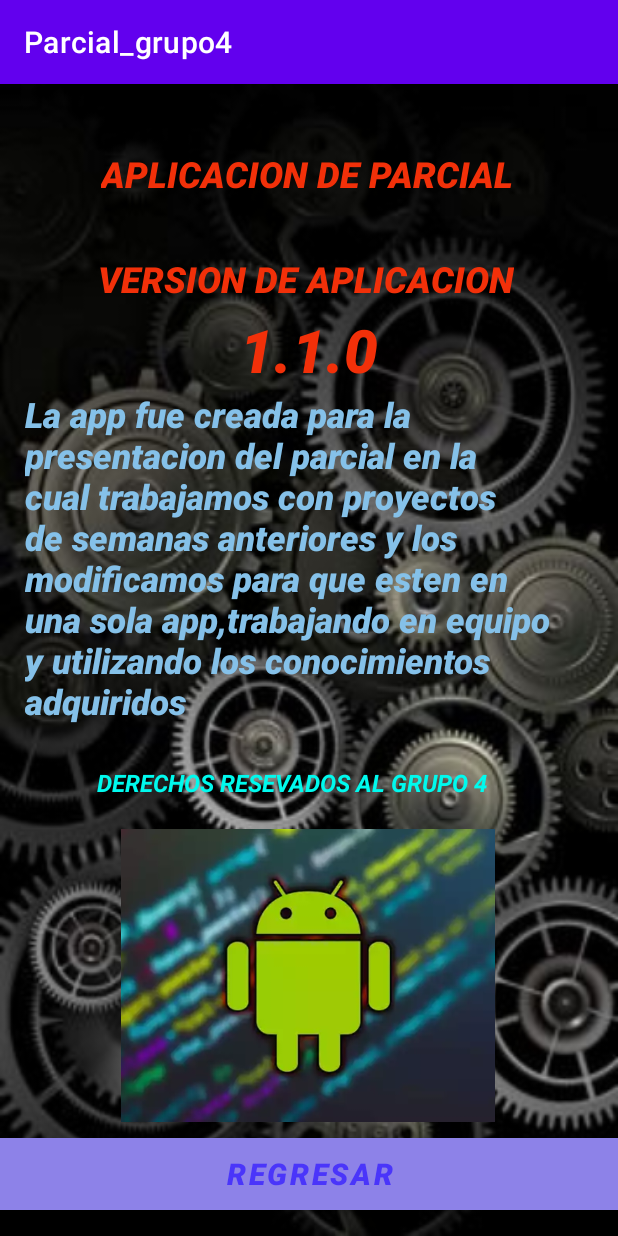
After one commit to Estela25/parcial_grupo_4, an Android app: the Acerca_de screen opened directly, with no data from a screen before it, on a phone screen of 412 x 824 dp. The commit adds this screen. Run offline under Robolectric (Android 15) with nearby library versions, the phone set to English and light mode, and no system bars.

Commit message:
diseño y personalizacion 2

```diff
--- a/app/src/main/AndroidManifest.xml
+++ b/app/src/main/AndroidManifest.xml
@@ -1,9 +1,10 @@
 <?xml version="1.0" encoding="utf-8"?>
 <manifest xmlns:android="http://schemas.android.com/apk/res/android"
     package="com.example.parcial_grupo4">
+
     <uses-feature
         android:name="android.hardware.sensor.accelerometer"
-        android:required="true"/>
+        android:required="true" />
 
     <application
         android:allowBackup="true"
@@ -12,6 +13,9 @@
         android:roundIcon="@mipmap/ic_launcher_round"
         android:supportsRtl="true"
         android:theme="@style/Theme.Parcial_grupo4">
+        <activity
+            android:name=".Acerca_de"
+            android:exported="false" />
         <activity
             android:name=".Recibir_datos"
             android:exported="false" />
--- /dev/null
+++ b/app/src/main/java/com/example/parcial_grupo4/Acerca_de.java
@@ -0,0 +1,21 @@
+package com.example.parcial_grupo4;
+
+import androidx.appcompat.app.AppCompatActivity;
+
+import android.content.Intent;
+import android.os.Bundle;
+import android.view.View;
+
+public class Acerca_de extends AppCompatActivity {
+
+    @Override
+    protected void onCreate(Bundle savedInstanceState) {
+        super.onCreate(savedInstanceState);
+        setContentView(R.layout.activity_acerca_de);
+    }
+
+    public void regresar(View view) {
+        Intent volver = new Intent(this, MainActivity.class);
+        startActivity(volver);
+    }
+}
--- a/app/src/main/java/com/example/parcial_grupo4/Aproximidad.java
+++ b/app/src/main/java/com/example/parcial_grupo4/Aproximidad.java
@@ -1,6 +1,4 @@
 package com.example.parcial_grupo4;
-
-import androidx.appcompat.app.AppCompatActivity;
 
 import android.content.Intent;
 import android.os.Bundle;
@@ -8,8 +6,11 @@ import android.hardware.SensorEvent;
 import android.hardware.SensorEventListener;
 import android.hardware.SensorManager;
 import android.view.View;
+import android.widget.Button;
 import android.widget.TextView;
+import androidx.appcompat.app.AppCompatActivity;
 import android.graphics.Color;
+
 
 public class Aproximidad extends AppCompatActivity {
 
@@ -20,7 +21,7 @@ public class Aproximidad extends AppCompatActivity {
     @Override
     protected void onCreate(Bundle savedInstanceState) {
         super.onCreate(savedInstanceState);
-        setContentView(R.layout.activity_aproximidad);
+        setContentView(R.layout.activity_main);
 
         final TextView texto = (TextView)findViewById(R.id.tvSensor);
 
@@ -43,8 +44,9 @@ public class Aproximidad extends AppCompatActivity {
             public void onAccuracyChanged(android.hardware.Sensor sensor, int i) {
 
             }
+
         };
-        start();
+
     }
     public void start(){
         sensorManager.registerListener(sensorEventListener,Sensor,2000*1000);
@@ -52,7 +54,6 @@ public class Aproximidad extends AppCompatActivity {
     public void stop(){
         sensorManager.unregisterListener(sensorEventListener);
     }
-
     @Override
     protected void onPause(){
         stop();
@@ -63,9 +64,5 @@ public class Aproximidad extends AppCompatActivity {
         start();
         super.onResume();
     }
-    public void regresar(View view){
-        Intent volver = new Intent(this,MainActivity.class);
-        startActivity(volver);
-    }
 
 }
--- a/app/src/main/java/com/example/parcial_grupo4/MainActivity.java
+++ b/app/src/main/java/com/example/parcial_grupo4/MainActivity.java
@@ -38,4 +38,8 @@ public class MainActivity extends AppCompatActivity {
         Intent aprox = new Intent(this,Aproximidad.class);
         startActivity(aprox);
     }
+    public void acerca_de(View view){
+        Intent acerca = new Intent(this,Acerca_de.class);
+        startActivity(acerca);
+    }
 }
--- /dev/null
+++ b/app/src/main/res/layout/activity_acerca_de.xml
@@ -0,0 +1,119 @@
+<?xml version="1.0" encoding="utf-8"?>
+<androidx.constraintlayout.widget.ConstraintLayout xmlns:android="http://schemas.android.com/apk/res/android"
+    xmlns:app="http://schemas.android.com/apk/res-auto"
+    xmlns:tools="http://schemas.android.com/tools"
+    android:layout_width="match_parent"
+    android:layout_height="match_parent"
+    android:background="@drawable/parte9"
+    tools:context=".Acerca_de">
+
+    <TextView
+        android:id="@+id/textView5"
+        android:layout_width="wrap_content"
+        android:layout_height="wrap_content"
+        android:fontFamily="sans-serif-black"
+        android:text="@string/app"
+        android:textColor="@color/lojo"
+        android:textSize="24sp"
+        android:textStyle="bold|italic"
+        app:layout_constraintBottom_toBottomOf="parent"
+        app:layout_constraintEnd_toEndOf="parent"
+        app:layout_constraintHorizontal_bias="0.492"
+        app:layout_constraintStart_toStartOf="parent"
+        app:layout_constraintTop_toTopOf="parent"
+        app:layout_constraintVertical_bias="0.059" />
+
+    <TextView
+        android:id="@+id/textView6"
+        android:layout_width="wrap_content"
+        android:layout_height="wrap_content"
+        android:fontFamily="sans-serif-black"
+        android:text="@string/version"
+        android:textColor="@color/lojo"
+        android:textSize="24sp"
+        android:textStyle="bold|italic"
+        app:layout_constraintBottom_toBottomOf="parent"
+        app:layout_constraintEnd_toEndOf="parent"
+        app:layout_constraintHorizontal_bias="0.485"
+        app:layout_constraintStart_toStartOf="parent"
+        app:layout_constraintTop_toTopOf="parent"
+        app:layout_constraintVertical_bias="0.154" />
+
+    <TextView
+        android:id="@+id/textView7"
+        android:layout_width="379dp"
+        android:layout_height="236dp"
+        android:fontFamily="sans-serif-black"
+        android:text="@string/resumen"
+        android:textColor="@color/claro2"
+        android:textSize="23sp"
+        android:textStyle="bold|italic"
+        app:layout_constraintBottom_toBottomOf="parent"
+        app:layout_constraintEnd_toEndOf="parent"
+        app:layout_constraintStart_toStartOf="parent"
+        app:layout_constraintTop_toTopOf="parent"
+        app:layout_constraintVertical_bias="0.385" />
+
+    <TextView
+        android:id="@+id/textView11"
+        android:layout_width="wrap_content"
+        android:layout_height="wrap_content"
+        android:fontFamily="sans-serif-black"
+        android:text="@string/nom"
+        android:textColor="@color/lojo"
+        android:textSize="40sp"
+        android:textStyle="bold|italic"
+        app:layout_constraintBottom_toBottomOf="parent"
+        app:layout_constraintEnd_toEndOf="parent"
+        app:layout_constraintStart_toStartOf="parent"
+        app:layout_constraintTop_toTopOf="parent"
+        app:layout_constraintVertical_bias="0.21" />
+
+    <ImageView
+        android:id="@+id/imageView5"
+        android:layout_width="332dp"
+        android:layout_height="195dp"
+        app:layout_constraintBottom_toBottomOf="parent"
+        app:layout_constraintEnd_toEndOf="parent"
+        app:layout_constraintHorizontal_bias="0.493"
+        app:layout_constraintStart_toStartOf="parent"
+        app:layout_constraintTop_toTopOf="parent"
+        app:layout_constraintVertical_bias="0.867"
+        app:srcCompat="@drawable/parte7" />
+
+    <Button
+        android:id="@+id/button"
+        android:layout_width="0dp"
+        android:layout_height="wrap_content"
+        android:background="@color/morado"
+        android:fontFamily="sans-serif-black"
+        android:onClick="regresar"
+        android:text="@string/regresar"
+        android:textColor="@color/morado2"
+        android:textSize="20sp"
+        android:textStyle="bold|italic"
+        app:backgroundTint="@color/morado"
+        app:layout_constraintBottom_toBottomOf="parent"
+        app:layout_constraintEnd_toEndOf="parent"
+        app:layout_constraintHorizontal_bias="0.498"
+        app:layout_constraintStart_toStartOf="parent"
+        app:layout_constraintTop_toTopOf="parent"
+        app:layout_constraintVertical_bias="0.976"
+        app:rippleColor="@color/morado"
+        tools:ignore="TextContrastCheck" />
+
+    <TextView
+        android:id="@+id/textView12"
+        android:layout_width="307dp"
+        android:layout_height="25dp"
+        android:text="@string/firma"
+        android:textColor="@color/acua"
+        android:textSize="16sp"
+        android:textStyle="bold|italic"
+        app:layout_constraintBottom_toBottomOf="parent"
+        app:layout_constraintEnd_toEndOf="parent"
+        app:layout_constraintHorizontal_bias="0.615"
+        app:layout_constraintStart_toStartOf="parent"
+        app:layout_constraintTop_toTopOf="parent"
+        app:layout_constraintVertical_bias="0.612" />
+</androidx.constraintlayout.widget.ConstraintLayout>
--- a/app/src/main/res/layout/activity_main.xml
+++ b/app/src/main/res/layout/activity_main.xml
@@ -147,6 +147,7 @@
         android:layout_height="wrap_content"
         android:background="@color/morado"
         android:fontFamily="sans-serif-black"
+        android:onClick="acerca_de"
         android:text="@string/acerca_de"
         android:textColor="@color/morado2"
         android:textSize="20sp"
--- a/app/src/main/res/values/colors.xml
+++ b/app/src/main/res/values/colors.xml
@@ -14,5 +14,7 @@
     <color name="morado2">#4A35FA</color>
     <color name="claro">#D4E6F1</color>
     <color name="claro2">#85C1E9</color>
+    <color name="lojo">#F23009 </color>
+    <color name="lojo2">#BF1116</color>
 
 </resources>
--- a/app/src/main/res/values/strings.xml
+++ b/app/src/main/res/values/strings.xml
@@ -21,7 +21,12 @@
     <string name="nombre">ESCRIBA SU NOMBRE</string>
     <string name="edad">ESCRIBA SU EDAD</string>
     <string name="regresar">REGRESAR</string>
+    <string name="app">APLICACION DE PARCIAL</string>
+    <string name="version">VERSION DE APLICACION</string>
+    <string name="nom">1.1.0</string>
+    <string name="resumen">La app fue creada para la presentacion del parcial en la cual trabajamos con proyectos de semanas anteriores y los modificamos para que esten en una sola app,trabajando en equipo y utilizando los conocimientos adquiridos</string>
     <!-- TODO: Remove or change this placeholder text -->
     <string name="hello_blank_fragment">Hello blank fragment</string>
 
+
 </resources>
```
Also changed, not shown: app/src/main/res/drawable/parte7.webp (added), app/src/main/res/drawable/parte9.jpg (added).
